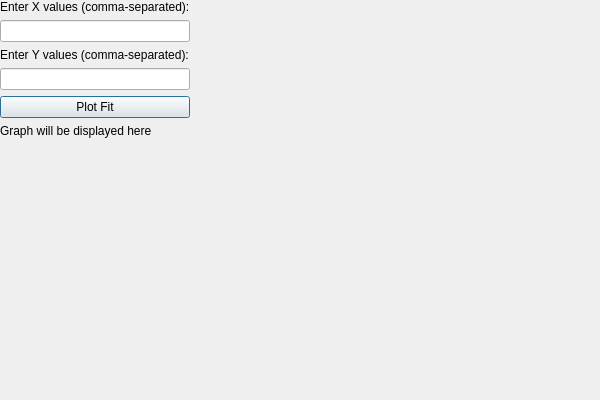
Qt form ui/linear_curve_fitting.ui (Solar-Spark/CompMathFinal) before a commit.
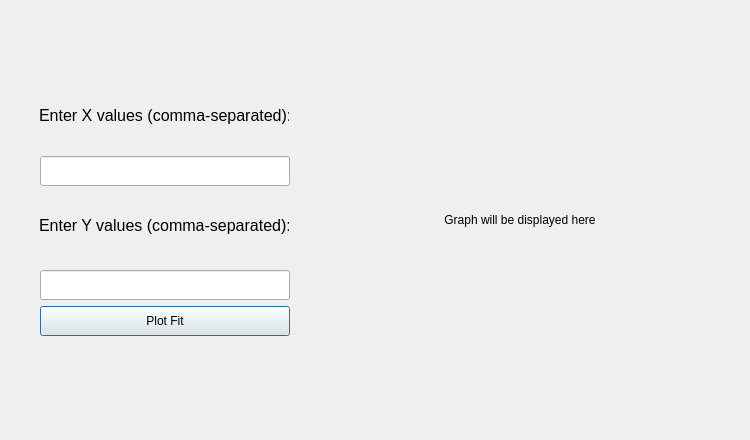
The same form after that commit.

The edit to the form file:
```diff
--- a/ui/linear_curve_fitting.ui
+++ b/ui/linear_curve_fitting.ui
@@ -6,50 +6,169 @@
    <rect>
     <x>0</x>
     <y>0</y>
-    <width>600</width>
-    <height>400</height>
+    <width>750</width>
+    <height>440</height>
    </rect>
   </property>
+  <property name="minimumSize">
+   <size>
+    <width>750</width>
+    <height>440</height>
+   </size>
+  </property>
+  <property name="maximumSize">
+   <size>
+    <width>750</width>
+    <height>440</height>
+   </size>
+  </property>
   <property name="windowTitle">
    <string>Linear Curve Fitting</string>
   </property>
-  <widget class="QWidget" name="">
-   <layout class="QVBoxLayout" name="verticalLayout">
-    <item>
-     <widget class="QLabel" name="label_x">
-      <property name="text">
-       <string>Enter X values (comma-separated):</string>
-      </property>
-     </widget>
-    </item>
-    <item>
-     <widget class="QLineEdit" name="x_input"/>
-    </item>
-    <item>
-     <widget class="QLabel" name="label_y">
-      <property name="text">
-       <string>Enter Y values (comma-separated):</string>
-      </property>
-     </widget>
-    </item>
-    <item>
-     <widget class="QLineEdit" name="y_input"/>
-    </item>
-    <item>
-     <widget class="QPushButton" name="plot_button">
-      <property name="text">
-       <string>Plot Fit</string>
-      </property>
-     </widget>
-    </item>
-    <item>
-     <widget class="QLabel" name="plot_area">
-      <property name="text">
-       <string>Graph will be displayed here</string>
-      </property>
-     </widget>
-    </item>
-   </layout>
+  <widget class="QLabel" name="plot_area">
+   <property name="geometry">
+    <rect>
+     <x>320</x>
+     <y>20</y>
+     <width>400</width>
+     <height>400</height>
+    </rect>
+   </property>
+   <property name="minimumSize">
+    <size>
+     <width>400</width>
+     <height>400</height>
+    </size>
+   </property>
+   <property name="maximumSize">
+    <size>
+     <width>400</width>
+     <height>400</height>
+    </size>
+   </property>
+   <property name="text">
+    <string>Graph will be displayed here</string>
+   </property>
+   <property name="alignment">
+    <set>Qt::AlignCenter</set>
+   </property>
+  </widget>
+  <widget class="QLabel" name="label_x">
+   <property name="geometry">
+    <rect>
+     <x>39</x>
+     <y>106</y>
+     <width>250</width>
+     <height>19</height>
+    </rect>
+   </property>
+   <property name="maximumSize">
+    <size>
+     <width>250</width>
+     <height>16777215</height>
+    </size>
+   </property>
+   <property name="font">
+    <font>
+     <pointsize>12</pointsize>
+    </font>
+   </property>
+   <property name="text">
+    <string>Enter X values (comma-separated):</string>
+   </property>
+  </widget>
+  <widget class="QLabel" name="label_y">
+   <property name="geometry">
+    <rect>
+     <x>39</x>
+     <y>216</y>
+     <width>250</width>
+     <height>19</height>
+    </rect>
+   </property>
+   <property name="maximumSize">
+    <size>
+     <width>250</width>
+     <height>16777215</height>
+    </size>
+   </property>
+   <property name="font">
+    <font>
+     <pointsize>12</pointsize>
+    </font>
+   </property>
+   <property name="text">
+    <string>Enter Y values (comma-separated):</string>
+   </property>
+  </widget>
+  <widget class="QLineEdit" name="x_input">
+   <property name="geometry">
+    <rect>
+     <x>40</x>
+     <y>156</y>
+     <width>250</width>
+     <height>30</height>
+    </rect>
+   </property>
+   <property name="minimumSize">
+    <size>
+     <width>250</width>
+     <height>30</height>
+    </size>
+   </property>
+   <property name="maximumSize">
+    <size>
+     <width>250</width>
+     <height>30</height>
+    </size>
+   </property>
+  </widget>
+  <widget class="QPushButton" name="plot_button">
+   <property name="geometry">
+    <rect>
+     <x>40</x>
+     <y>306</y>
+     <width>250</width>
+     <height>30</height>
+    </rect>
+   </property>
+   <property name="minimumSize">
+    <size>
+     <width>250</width>
+     <height>30</height>
+    </size>
+   </property>
+   <property name="maximumSize">
+    <size>
+     <width>250</width>
+     <height>30</height>
+    </size>
+   </property>
+   <property name="text">
+    <string>Plot Fit</string>
+   </property>
+  </widget>
+  <widget class="QLineEdit" name="y_input">
+   <property name="geometry">
+    <rect>
+     <x>40</x>
+     <y>270</y>
+     <width>250</width>
+     <height>30</height>
+    </rect>
+   </property>
+   <property name="minimumSize">
+    <size>
+     <width>250</width>
+     <height>30</height>
+    </size>
+   </property>
+   <property name="maximumSize">
+    <size>
+     <width>250</width>
+     <height>30</height>
+    </size>
+   </property>
   </widget>
  </widget>
  <resources/>
```
